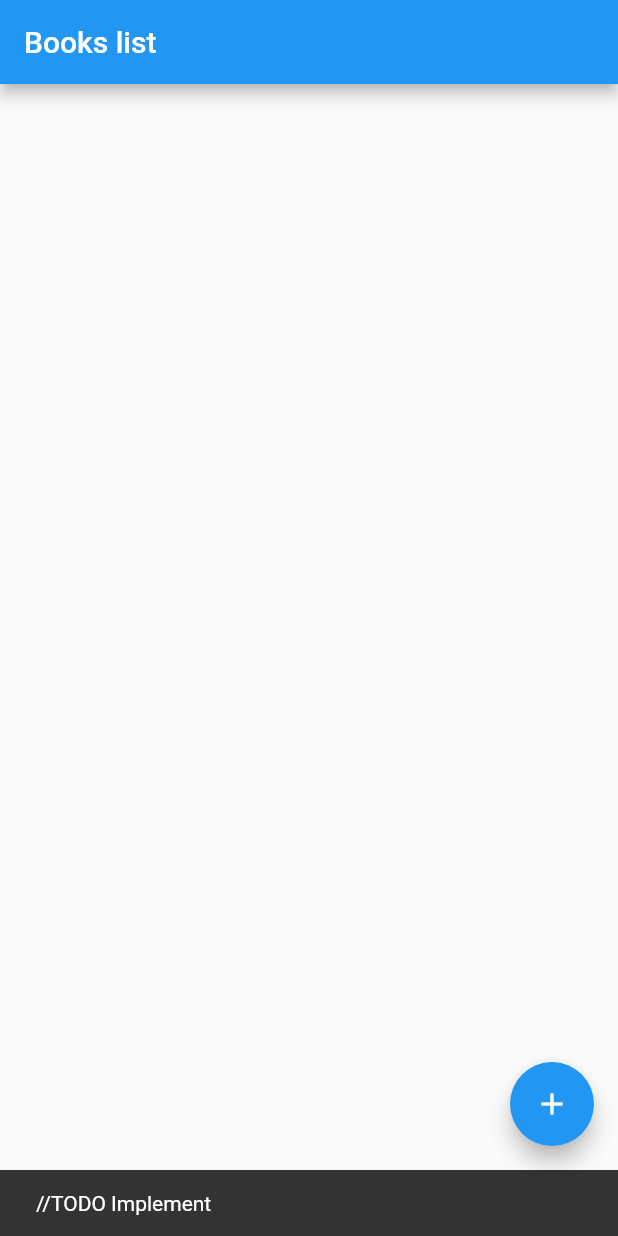
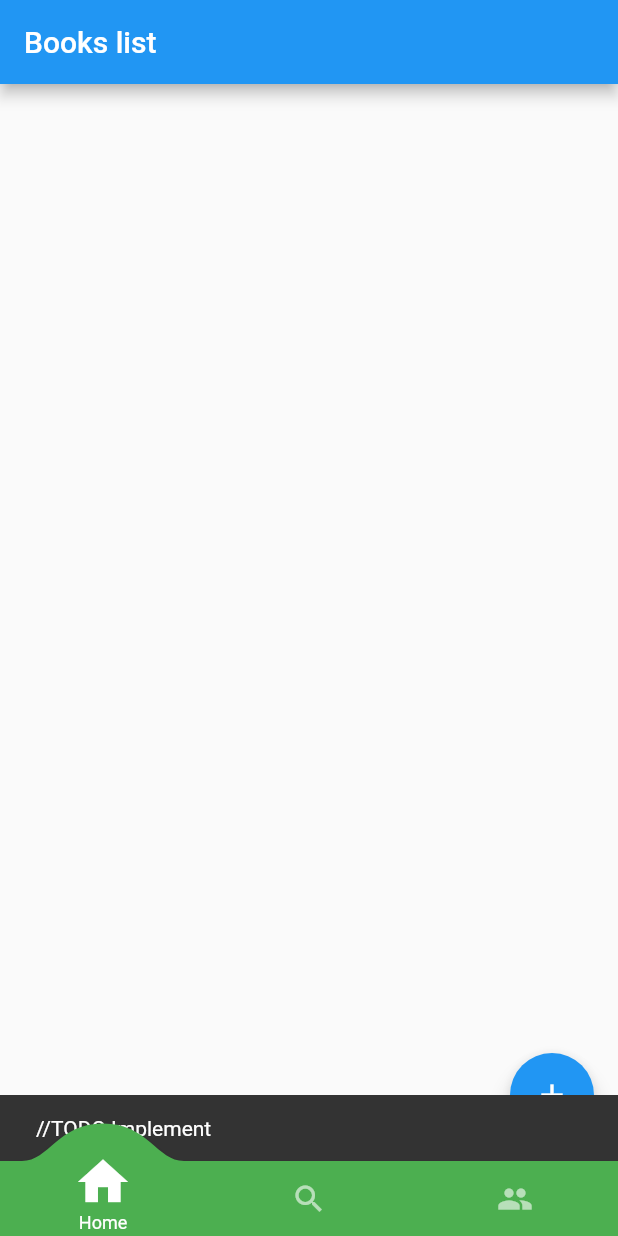
Before and after one commit to gaferneira/flutter_demo, a Flutter app: the screen it shows after launch, after a tap on the "add" icon, on a phone screen of 412 x 824 dp. Run offline on Flutter 3.47's test engine with Material 2 defaults, Android fonts, the phone set to English and light mode, and no system bars; drawn by our look-alikes of convex_bottom_bar; our stand-ins replace cloud_firestore, firebase_core; accounts and stored records are empty.

Commit message:
Adding tabs with https://pub.dev/packages/convex_bottom_bar

```diff
--- a/lib/main.dart
+++ b/lib/main.dart
@@ -1,8 +1,7 @@
 import 'package:firebase_core/firebase_core.dart';
 import 'package:flutter/material.dart';
 import 'package:flutterdemo/pages/BookDetailsPage.dart';
-
-import 'pages/MyHomePage.dart';
+import 'package:flutterdemo/pages/Home.dart';
 
 void main() async {
   WidgetsFlutterBinding.ensureInitialized();
@@ -11,32 +10,15 @@ void main() async {
 }
 
 class MyApp extends StatelessWidget {
-  // This widget is the root of your application.
   @override
   Widget build(BuildContext context) {
     return MaterialApp(
-        title: 'Flutter Demo',
-        theme: ThemeData(
-          // This is the theme of your application.
-          //
-          // Try running your application with "flutter run". You'll see the
-          // application has a blue toolbar. Then, without quitting the app, try
-          // changing the primarySwatch below to Colors.green and then invoke
-          // "hot reload" (press "r" in the console where you ran "flutter run",
-          // or simply save your changes to "hot reload" in a Flutter IDE).
-          // Notice that the counter didn't reset back to zero; the application
-          // is not restarted.
-          primarySwatch: Colors.blue,
-          // This makes the visual density adapt to the platform that you run
-          // the app on. For desktop platforms, the controls will be smaller and
-          // closer together (more dense) than on mobile platforms.
-          visualDensity: VisualDensity.adaptivePlatformDensity,
-        ),
-        initialRoute: '/',
-        routes: {
-          // When navigating to the "/" route, build the FirstScreen widget.
-          '/': (context) => MyHomePage(),
-          BookDetailsPage.routeName: (context) => BookDetailsPage(),
-        });
+      initialRoute: '/',
+      routes: {
+        // When navigating to the "/" route, build the FirstScreen widget.
+        '/': (context) => Home(),
+        BookDetailsPage.routeName: (context) => BookDetailsPage(),
+      },
+    );
   }
 }
--- /dev/null
+++ b/lib/pages/Home.dart
@@ -0,0 +1,45 @@
+import 'package:convex_bottom_bar/convex_bottom_bar.dart';
+import 'package:flutter/material.dart';
+import 'package:flutterdemo/pages/PlaceHolderWidget.dart';
+
+import 'MyHomePage.dart';
+
+class Home extends StatefulWidget{
+  @override
+  State<StatefulWidget> createState(){
+    return _HomeState();
+  }
+}
+
+class _HomeState extends State<Home>{
+  int _currentIndex = 0;
+  final List<Widget> _children= [
+    MyHomePage(),
+    PlaceHolderWidget(Colors.deepOrange),
+    PlaceHolderWidget(Colors.amberAccent)
+  ];
+
+  @override
+  Widget build(BuildContext context) {
+    return Scaffold(
+        body: _children[_currentIndex],
+        bottomNavigationBar: ConvexAppBar(
+            items: [
+              TabItem(icon: Icons.home, title: 'Home'),
+              TabItem(icon: Icons.search, title: 'Explore'),
+              TabItem(icon: Icons.people, title: 'Profile'),
+            ],
+            initialActiveIndex : _currentIndex,
+            backgroundColor: Colors.green,
+            style: TabStyle.textIn,
+            onTap: onTabTapped,
+        )
+    );
+  }
+
+  void onTabTapped(int index){
+    setState((){
+      _currentIndex = index;
+    });
+  }
+}
--- /dev/null
+++ b/lib/pages/PlaceHolderWidget.dart
@@ -0,0 +1,14 @@
+import 'package:flutter/material.dart';
+
+class PlaceHolderWidget extends StatelessWidget{
+  final Color color;
+
+  PlaceHolderWidget(this.color);
+
+  @override
+  Widget build(BuildContext context) {
+    return Container(
+        color: color
+    );
+  }
+}
--- a/pubspec.yaml
+++ b/pubspec.yaml
@@ -25,6 +25,7 @@ dependencies:
     sdk: flutter
   firebase_core: ^0.5.0
   cloud_firestore: ^0.14.0+2
+  convex_bottom_bar: 2.6.0
 
   # The following adds the Cupertino Icons font to your application.
   # Use with the CupertinoIcons class for iOS style icons.
```
